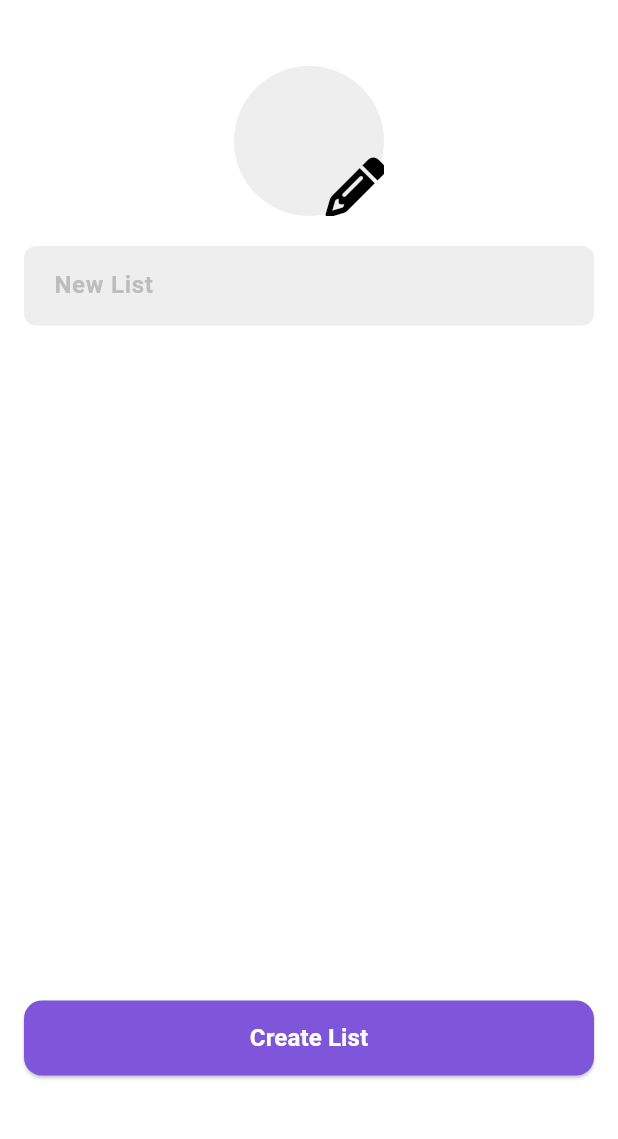
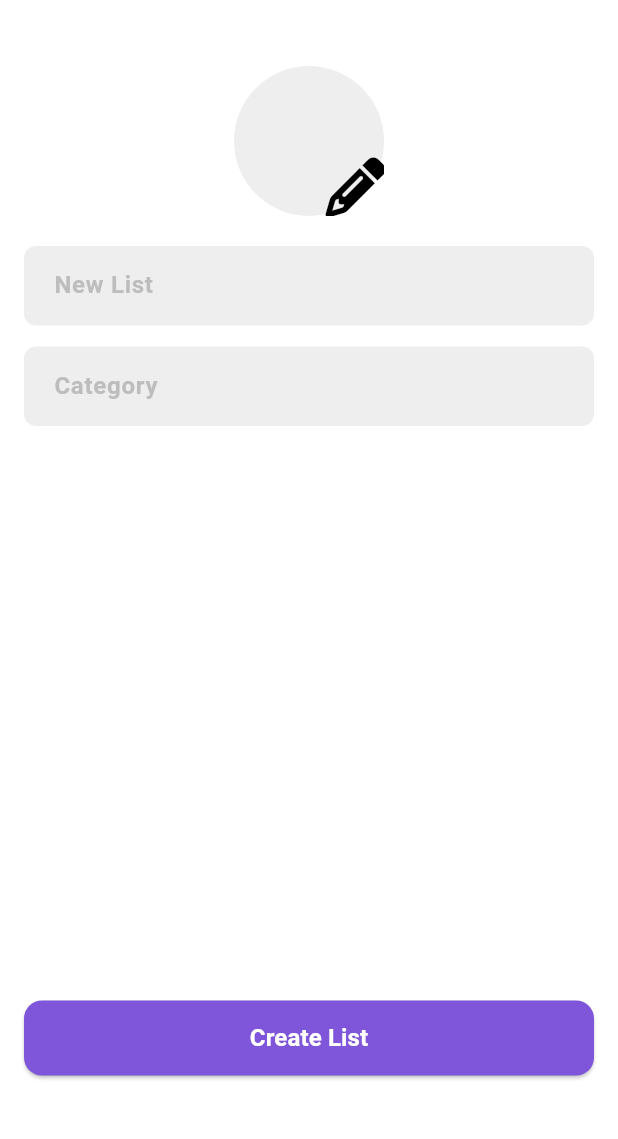
Before and after one commit to jhoniananta/Shopify-Shopping-List-App, a Flutter app: the NewList screen opened by its route, on a phone screen of 412 x 824 dp, the part 78-1217 px from its top. Run offline on Flutter 3.47's test engine with Material 3 defaults, Android fonts, the phone set to English and light mode, and no system bars; our stand-ins replace cloud_firestore, firebase_core, flutter_svg, font_awesome_flutter; accounts and stored records are empty; network calls fail.

Commit message:
feat: create list controller

```diff
--- a/lib/models/list.dart
+++ b/lib/models/list.dart
@@ -1,6 +1,45 @@
-class List {
-  final String id;
-  final String name;
+class ListItem {
+  final String? id;
+  final String title;
+  final String category;
+  final Map<String, Item> items;
 
-  List({required this.id, required this.name});
+  ListItem(
+      {this.id,
+      required this.title,
+      required this.category,
+      required this.items});
+
+  Map<String, dynamic> toMap() {
+    return {
+      'title': title,
+      'category': category,
+      'items': items.map((key, value) => MapEntry(key, value.toMap())),
+    };
+  }
 }
+
+class Item {
+  String id;
+  String name;
+  String quantity;
+  String unit;
+  bool isDone;
+
+  Item({
+    required this.id,
+    required this.name,
+    required this.quantity,
+    required this.unit,
+    required this.isDone,
+  });
+
+  Map<String, dynamic> toMap() {
+    return {
+      'name': name,
+      'quantity': quantity,
+      'unit': unit,
+      'isDone': isDone,
+    };
+  }
+}
--- a/lib/screens/new_list.dart
+++ b/lib/screens/new_list.dart
@@ -1,10 +1,16 @@
+import 'package:cloud_firestore/cloud_firestore.dart';
 import 'package:flutter/material.dart';
+import 'package:shopify_shopping_list_app/models/list.dart';
+import 'package:shopify_shopping_list_app/services/firestore.dart';
 import 'package:shopify_shopping_list_app/widgets/profile.dart';
 import 'package:font_awesome_flutter/font_awesome_flutter.dart';
 
 class NewList extends StatelessWidget {
   @override
   Widget build(BuildContext context) {
+    final _titleController = TextEditingController();
+    final _categoryController = TextEditingController();
+    final FirestoreService _firestoreService = FirestoreService();
     return Scaffold(
       backgroundColor: Colors.white,
       appBar: AppBar(
@@ -48,7 +54,10 @@ class NewList extends StatelessWidget {
                   ),
                   SizedBox(height: 20),
                   Container(
-                    child: TextField(
+                      child: Column(
+                    children: [
+                      TextField(
+                        controller: _titleController,
                         decoration: InputDecoration(
                           labelText: 'New List',
                           floatingLabelBehavior: FloatingLabelBehavior.never,
@@ -74,13 +83,71 @@ class NewList extends StatelessWidget {
                           color: Colors.black, // Warna teks
                         ),
                       ),
-                  )
+                      SizedBox(height: 14),
+                      TextField(
+                        controller: _categoryController,
+                        decoration: InputDecoration(
+                          labelText: 'Category',
+                          floatingLabelBehavior: FloatingLabelBehavior.never,
+                          labelStyle: TextStyle(
+                            color: Colors.grey[400],
+                            fontWeight: FontWeight.bold,
+                            fontSize: 16,
+                          ),
+                          hintStyle: TextStyle(
+                            fontWeight: FontWeight.bold,
+                          ),
+                          border: OutlineInputBorder(
+                            borderRadius: BorderRadius.circular(8),
+                            borderSide: BorderSide.none,
+                          ),
+                          filled: true,
+                          fillColor: Colors.grey[200],
+                          contentPadding: EdgeInsets.fromLTRB(16, 16, 17, 16),
+                        ),
+                        style: TextStyle(
+                          fontSize: 14, // Ukuran teks
+                          fontWeight: FontWeight.w800, // Berat teks
+                          color: Colors.black, // Warna teks
+                        ),
+                      ),
+                    ],
+                  ))
                 ],
               ),
               Column(
                 children: [
                   ElevatedButton(
-                    onPressed: () {Navigator.pushNamed(context, "/itemList");},
+                    onPressed: () async {
+                      final title = _titleController.text;
+                      final category = _categoryController.text;
+                      if (title.isNotEmpty && category.isNotEmpty) {
+                        final ListItem _listItem = ListItem(
+                            category: category,
+                            title: title,
+                            items: new Map<String, Item>());
+                        await _firestoreService.createList(_listItem);
+                        Navigator.pushNamed(context, "/itemList");
+                      } else {
+                        showDialog(
+                          context: context,
+                          builder: (BuildContext context) {
+                            return AlertDialog(
+                              title: Text('Error'),
+                              content: Text('Please fill in all fields'),
+                              actions: <Widget>[
+                                TextButton(
+                                  onPressed: () {
+                                    Navigator.of(context).pop();
+                                  },
+                                  child: Text('Close'),
+                                ),
+                              ],
+                            );
+                          },
+                        );
+                      }
+                    },
                     child: Text(
                       'Create List',
                       style: TextStyle(
```
Also changed, not shown: lib/services/firestore.dart (+6 -3 lines). Lines whose indentation alone changed are shown as unchanged.
